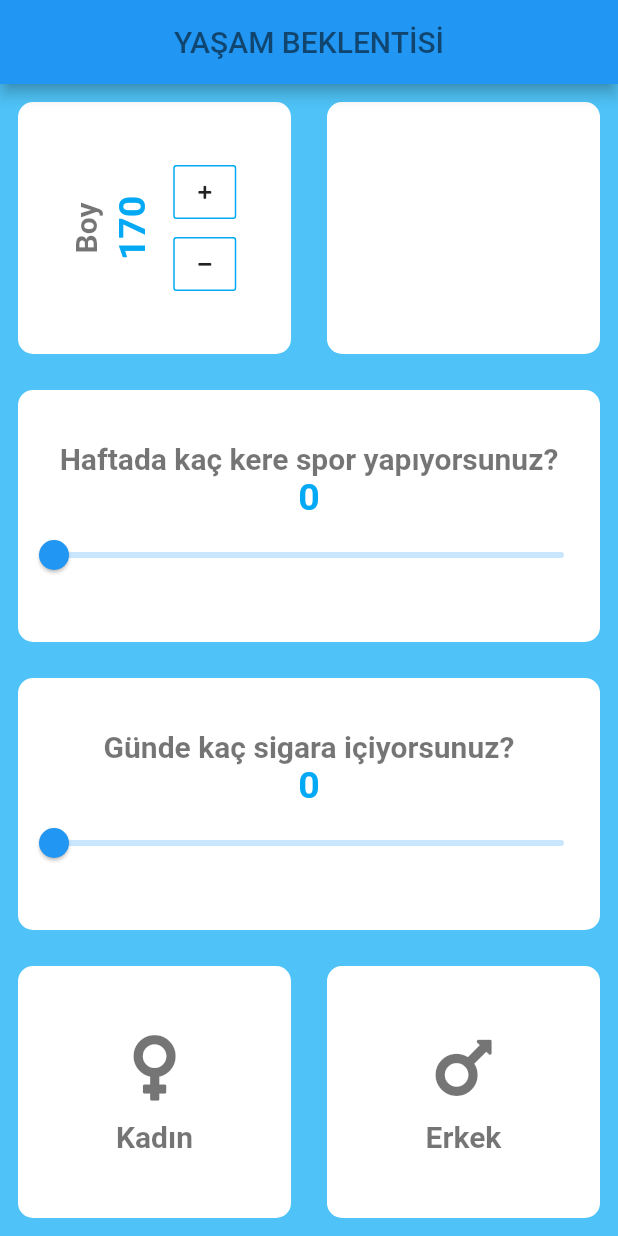
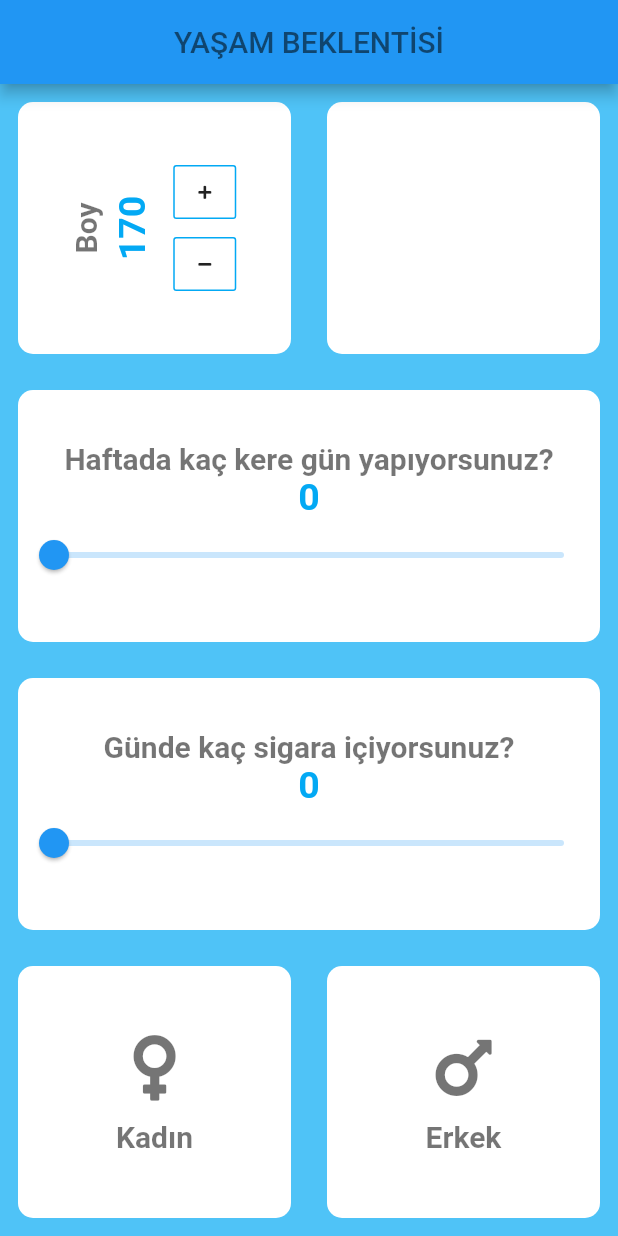
Before and after one commit to cugurel/Flutter_Life_Time, a Flutter app: the screen it shows after launch, on a phone screen of 412 x 824 dp. Run offline on Flutter 3.47's test engine with Material 2 defaults, Android fonts, the phone set to English and light mode, and no system bars; our stand-ins replace font_awesome_flutter.

Commit message:
Text Update

```diff
--- a/lib/input_page.dart
+++ b/lib/input_page.dart
@@ -114,7 +114,7 @@ class _InputPageState extends State<InputPage> {
                 mainAxisAlignment: MainAxisAlignment.center,
                 children: <Widget>[
                   Text(
-                    "Haftada kaç kere spor yapıyorsunuz?",
+                    "Haftada kaç kere gün yapıyorsunuz?",
                     style: TextStyle(
                         color: Colors.black54,
                         fontSize: 20,
```
